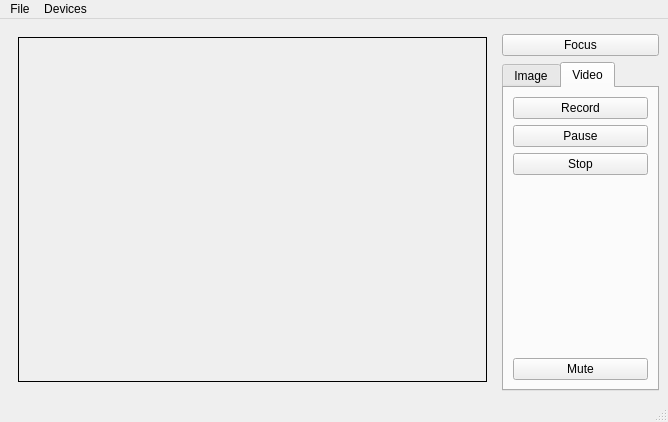
First picture: the form in src/candle/module/camera/camera.ui, repository bodyhey/Candle3, before the edit.
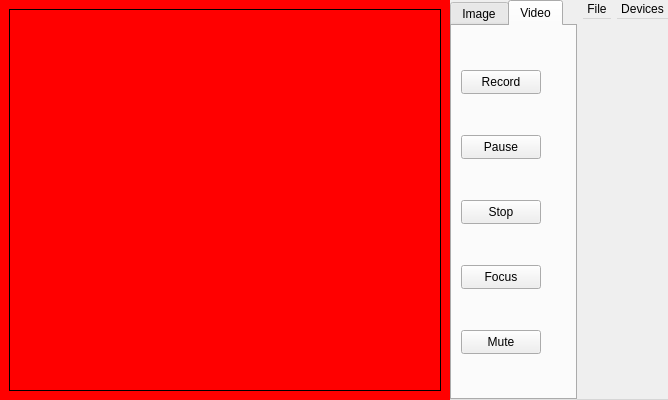
Second picture: the form after the edit. The open tabs and pages were chosen to show the change. Icons and pictures are not drawn.

Commit message: Camera module

What changed in the file:
```diff
--- a/src/candle/module/camera/camera.ui
+++ b/src/candle/module/camera/camera.ui
@@ -1,21 +1,50 @@
 <?xml version="1.0" encoding="UTF-8"?>
 <ui version="4.0">
  <class>Camera</class>
- <widget class="QMainWindow" name="Camera">
+ <widget class="QWidget" name="Camera">
   <property name="geometry">
    <rect>
     <x>0</x>
     <y>0</y>
     <width>668</width>
-    <height>422</height>
+    <height>400</height>
    </rect>
   </property>
+  <property name="minimumSize">
+   <size>
+    <width>0</width>
+    <height>200</height>
+   </size>
+  </property>
+  <property name="maximumSize">
+   <size>
+    <width>16777215</width>
+    <height>400</height>
+   </size>
+  </property>
   <property name="windowTitle">
    <string>Camera</string>
   </property>
-  <widget class="QWidget" name="centralwidget">
-   <layout class="QGridLayout" name="gridLayout_3">
-    <item row="0" column="0" rowspan="3">
+  <property name="layoutDirection">
+   <enum>Qt::LayoutDirection::LeftToRight</enum>
+  </property>
+  <layout class="QHBoxLayout" name="horizontalLayout" stretch="1,0,0">
+   <property name="spacing">
+    <number>0</number>
+   </property>
+   <property name="leftMargin">
+    <number>0</number>
+   </property>
+   <property name="topMargin">
+    <number>0</number>
+   </property>
+   <property name="rightMargin">
+    <number>0</number>
+   </property>
+   <property name="bottomMargin">
+    <number>0</number>
+   </property>
+   <item>
      <widget class="QStackedWidget" name="stackedWidget">
       <property name="sizePolicy">
        <sizepolicy hsizetype="Preferred" vsizetype="Preferred">
@@ -23,70 +52,106 @@
         <verstretch>0</verstretch>
        </sizepolicy>
       </property>
+     <property name="minimumSize">
+      <size>
+       <width>100</width>
+       <height>0</height>
+      </size>
+     </property>
       <property name="palette">
        <palette>
         <active>
+        <colorrole role="Button">
+         <brush brushstyle="SolidPattern">
+          <color alpha="255">
+           <red>255</red>
+           <green>0</green>
+           <blue>0</blue>
+          </color>
+         </brush>
+        </colorrole>
          <colorrole role="Base">
           <brush brushstyle="SolidPattern">
            <color alpha="255">
             <red>255</red>
-            <green>255</green>
-            <blue>255</blue>
+           <green>0</green>
+           <blue>0</blue>
            </color>
           </brush>
          </colorrole>
          <colorrole role="Window">
           <brush brushstyle="SolidPattern">
            <color alpha="255">
-            <red>145</red>
-            <green>145</green>
-            <blue>145</blue>
+           <red>255</red>
+           <green>0</green>
+           <blue>0</blue>
            </color>
           </brush>
          </colorrole>
         </active>
         <inactive>
+        <colorrole role="Button">
+         <brush brushstyle="SolidPattern">
+          <color alpha="255">
+           <red>255</red>
+           <green>0</green>
+           <blue>0</blue>
+          </color>
+         </brush>
+        </colorrole>
          <colorrole role="Base">
           <brush brushstyle="SolidPattern">
            <color alpha="255">
             <red>255</red>
-            <green>255</green>
-            <blue>255</blue>
+           <green>0</green>
+           <blue>0</blue>
            </color>
           </brush>
          </colorrole>
          <colorrole role="Window">
           <brush brushstyle="SolidPattern">
            <color alpha="255">
-            <red>145</red>
-            <green>145</green>
-            <blue>145</blue>
+           <red>255</red>
+           <green>0</green>
+           <blue>0</blue>
            </color>
           </brush>
          </colorrole>
         </inactive>
         <disabled>
+        <colorrole role="Button">
+         <brush brushstyle="SolidPattern">
+          <color alpha="255">
+           <red>255</red>
+           <green>0</green>
+           <blue>0</blue>
+          </color>
+         </brush>
+        </colorrole>
          <colorrole role="Base">
           <brush brushstyle="SolidPattern">
            <color alpha="255">
-            <red>145</red>
-            <green>145</green>
-            <blue>145</blue>
+           <red>255</red>
+           <green>0</green>
+           <blue>0</blue>
            </color>
           </brush>
          </colorrole>
          <colorrole role="Window">
           <brush brushstyle="SolidPattern">
            <color alpha="255">
-            <red>145</red>
-            <green>145</green>
-            <blue>145</blue>
+           <red>255</red>
+           <green>0</green>
+           <blue>0</blue>
            </color>
           </brush>
          </colorrole>
         </disabled>
        </palette>
       </property>
+     <property name="styleSheet">
+      <string notr="true">background: red</string>
+     </property>
       <property name="currentIndex">
        <number>0</number>
       </property>
@@ -101,6 +166,12 @@
             <verstretch>0</verstretch>
            </sizepolicy>
           </property>
+         <property name="minimumSize">
+          <size>
+           <width>100</width>
+           <height>0</height>
+          </size>
+         </property>
           <property name="frameShape">
            <enum>QFrame::Shape::Box</enum>
           </property>
@@ -113,58 +184,17 @@
       </widget>
      </widget>
     </item>
-    <item row="1" column="1" colspan="2">
-     <widget class="QPushButton" name="lockButton">
-      <property name="text">
-       <string>Focus</string>
-      </property>
-     </widget>
-    </item>
-    <item row="2" column="1" colspan="2">
+   <item>
      <widget class="QTabWidget" name="captureWidget">
       <property name="currentIndex">
-       <number>1</number>
+      <number>0</number>
       </property>
       <widget class="QWidget" name="tab_2">
        <attribute name="title">
         <string>Image</string>
        </attribute>
        <layout class="QGridLayout" name="gridLayout">
-        <item row="0" column="0">
-         <widget class="QPushButton" name="takeImageButton">
-          <property name="enabled">
-           <bool>false</bool>
-          </property>
-          <property name="text">
-           <string>Capture Photo</string>
-          </property>
-          <property name="icon">
-           <iconset>
-            <normaloff>:/images/shutter.svg</normaloff>:/images/shutter.svg</iconset>
-          </property>
-         </widget>
-        </item>
         <item row="1" column="0">
-         <spacer name="verticalSpacer_2">
-          <property name="orientation">
-           <enum>Qt::Orientation::Vertical</enum>
-          </property>
-          <property name="sizeHint" stdset="0">
-           <size>
-            <width>20</width>
-            <height>161</height>
-           </size>
-          </property>
-         </spacer>
-        </item>
-        <item row="2" column="0">
-         <widget class="QLabel" name="label">
-          <property name="text">
-           <string>Exposure Compensation:</string>
-          </property>
-         </widget>
-        </item>
-        <item row="3" column="0">
          <widget class="QSlider" name="exposureCompensation">
           <property name="minimum">
            <number>-4</number>
@@ -183,49 +213,74 @@
           </property>
          </widget>
         </item>
+       <item row="0" column="0">
+        <widget class="QPushButton" name="takeImageButton">
+         <property name="enabled">
+          <bool>false</bool>
+         </property>
+         <property name="text">
+          <string>Capture Photo</string>
+         </property>
+         <property name="icon">
+          <iconset>
+           <normaloff>:/images/shutter.svg</normaloff>:/images/shutter.svg</iconset>
+         </property>
+        </widget>
+       </item>
        </layout>
       </widget>
       <widget class="QWidget" name="tab">
        <attribute name="title">
         <string>Video</string>
        </attribute>
-       <layout class="QGridLayout" name="gridLayout_2">
-        <item row="0" column="0">
          <widget class="QPushButton" name="recordButton">
+       <property name="geometry">
+        <rect>
+         <x>9</x>
+         <y>44</y>
+         <width>80</width>
+         <height>24</height>
+        </rect>
+       </property>
           <property name="text">
            <string>Record</string>
           </property>
          </widget>
-        </item>
-        <item row="1" column="0">
          <widget class="QPushButton" name="pauseButton">
+       <property name="geometry">
+        <rect>
+         <x>9</x>
+         <y>109</y>
+         <width>80</width>
+         <height>24</height>
+        </rect>
+       </property>
           <property name="text">
            <string>Pause</string>
           </property>
          </widget>
-        </item>
-        <item row="2" column="0">
          <widget class="QPushButton" name="stopButton">
+       <property name="geometry">
+        <rect>
+         <x>9</x>
+         <y>174</y>
+         <width>80</width>
+         <height>24</height>
+        </rect>
+       </property>
           <property name="text">
            <string>Stop</string>
           </property>
          </widget>
-        </item>
-        <item row="3" column="0">
-         <spacer name="verticalSpacer">
-          <property name="orientation">
-           <enum>Qt::Orientation::Vertical</enum>
-          </property>
-          <property name="sizeHint" stdset="0">
-           <size>
-            <width>20</width>
-            <height>76</height>
-           </size>
-          </property>
-         </spacer>
-        </item>
-        <item row="4" column="0">
          <widget class="QPushButton" name="muteButton">
+       <property name="geometry">
+        <rect>
+         <x>9</x>
+         <y>304</y>
+         <width>80</width>
+         <height>24</height>
+        </rect>
+       </property>
           <property name="text">
            <string>Mute</string>
           </property>
@@ -233,32 +288,31 @@
            <bool>true</bool>
           </property>
          </widget>
-        </item>
-       </layout>
+      <widget class="QPushButton" name="lockButton">
+       <property name="geometry">
+        <rect>
+         <x>9</x>
+         <y>239</y>
+         <width>80</width>
+         <height>24</height>
+        </rect>
+       </property>
+       <property name="text">
+        <string>Focus</string>
+       </property>
       </widget>
      </widget>
-    </item>
-   </layout>
-  </widget>
+    </widget>
+   </item>
+   <item>
   <widget class="QMenuBar" name="menubar">
-   <property name="geometry">
-    <rect>
-     <x>0</x>
-     <y>0</y>
-     <width>668</width>
-     <height>21</height>
-    </rect>
-   </property>
    <widget class="QMenu" name="menuFile">
     <property name="title">
      <string>File</string>
     </property>
     <addaction name="actionStartCamera"/>
     <addaction name="actionStopCamera"/>
-    <addaction name="separator"/>
     <addaction name="actionSettings"/>
-    <addaction name="separator"/>
-    <addaction name="actionExit"/>
    </widget>
    <widget class="QMenu" name="menuDevices">
     <property name="title">
@@ -268,7 +322,8 @@
    <addaction name="menuFile"/>
    <addaction name="menuDevices"/>
   </widget>
-  <widget class="QStatusBar" name="statusbar"/>
+   </item>
+  </layout>
   <action name="actionExit">
    <property name="text">
     <string>Exit</string>
```
Lines whose indentation alone changed are shown as unchanged. The commit also changes 5 other files.
